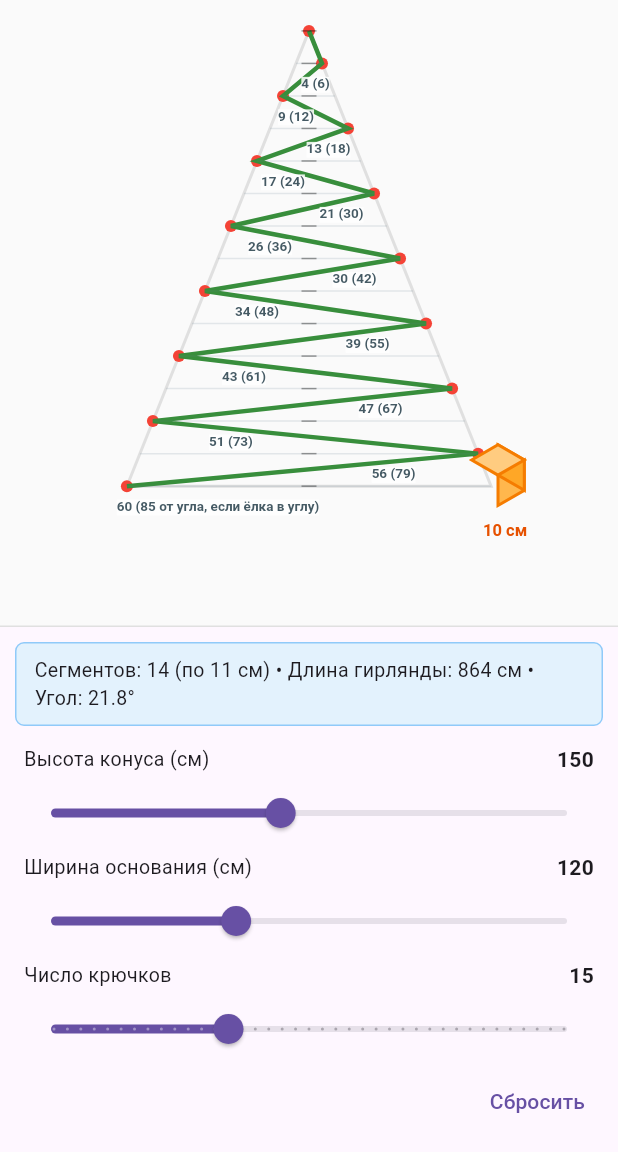
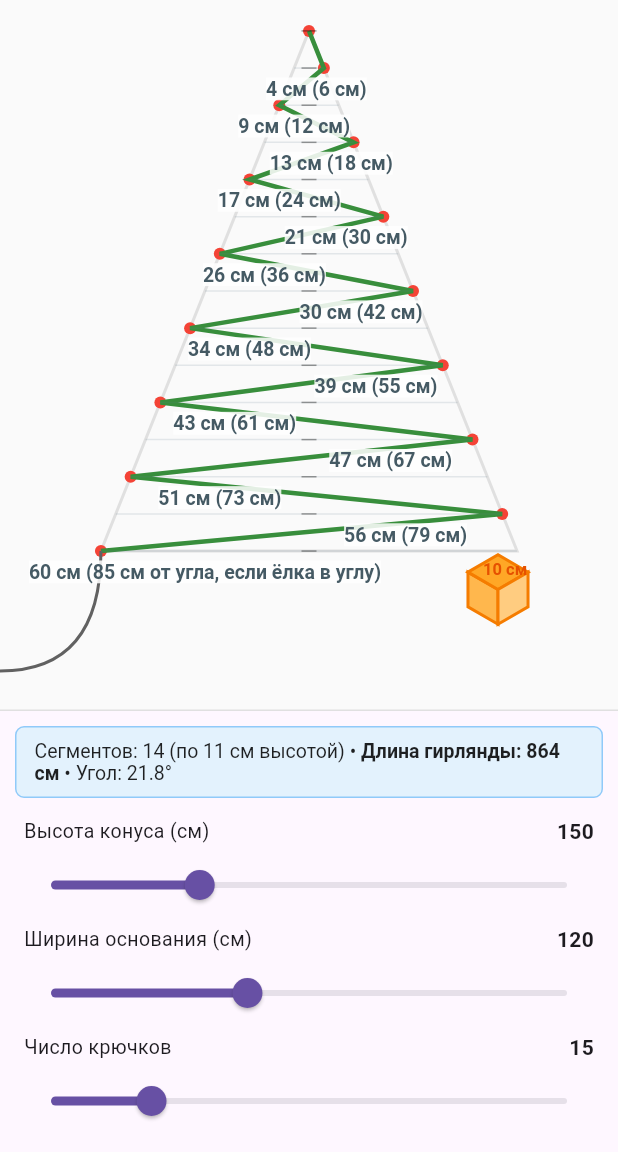
Before and after one commit to Nashev/corner_tree, a Flutter app: the screen it shows after launch, after a tap on the "flip" icon, on a phone screen of 412 x 824 dp, the part 84-1236 px from its top. Run offline on Flutter 3.47's test engine with Material 3 defaults, Android fonts, the phone set to English and light mode, and no system bars.

Commit message:
wire, design fix

```diff
--- a/lib/main.dart
+++ b/lib/main.dart
@@ -77,9 +77,9 @@ class CornerTreePageState extends State<CornerTreePage> {
                   // Controls
                   _buildNumberRow('Высота конуса (см)', (_height * 100).round().toString()),
                   Slider(
-                    min: 30,
-                    max: 300,
-                    divisions: 270,
+                    min: 10,
+                    max: 500,
+                    divisions: 490,
                     value: _height * 100,
                     label: '${(_height * 100).round()} см',
                     onChanged: (v) => setState(() => _height = v / 100),
@@ -87,9 +87,9 @@ class CornerTreePageState extends State<CornerTreePage> {
 
                   _buildNumberRow('Ширина основания (см)', (_baseWidth * 100).round().toString()),
                   Slider(
-                    min: 20,
+                    min: 10,
                     max: 300,
-                    divisions: 280,
+                    divisions: 290,
                     value: _baseWidth * 100,
                     label: '${(_baseWidth * 100).round()} см',
                     onChanged: (v) => setState(() => _baseWidth = v / 100),
@@ -98,28 +98,11 @@ class CornerTreePageState extends State<CornerTreePage> {
                   _buildNumberRow('Число крючков', '$_hooks'),
                   Slider(
                     min: 2,
-                    max: 40,
-                    divisions: 38,
+                    max: 70,
+                    divisions: 68,
                     value: _hooks.toDouble(),
                     label: '$_hooks',
                     onChanged: (v) => setState(() => _hooks = v.round()),
-                  ),
-
-                  Row(
-                    mainAxisAlignment: MainAxisAlignment.end,
-                    children: [
-                      TextButton(
-                        onPressed: () {
-                          setState(() {
-                            _height = 1.5;
-                            _baseWidth = 1.2;
-                            _hooks = 15;
-                            _mirrorTree = false;
-                          });
-                        },
-                        child: const Text('Сбросить'),
-                      ),
-                    ],
                   ),
                 ],
               ),
@@ -172,11 +155,18 @@ class CornerTreePageState extends State<CornerTreePage> {
         borderRadius: BorderRadius.circular(6),
         border: Border.all(color: Colors.blue.shade200),
       ),
-      child: Text(
-        'Сегментов: $segments (по $hCm см) • '
-        'Длина гирлянды: $totalLengthCm см • '
-        'Угол: ${coneAngle.toStringAsFixed(1)}°',
-        style: const TextStyle(fontSize: 13),
+      child: RichText(
+        text: TextSpan(
+          style: const TextStyle(fontSize: 13, color: Colors.black87),
+          children: [
+            TextSpan(text: 'Сегментов: $segments (по $hCm см высотой) • '),
+            TextSpan(
+              text: 'Длина гирлянды: $totalLengthCm см',
+              style: const TextStyle(fontWeight: FontWeight.bold),
+            ),
+            TextSpan(text: ' • Угол: ${coneAngle.toStringAsFixed(1)}°'),
+          ],
+        ),
       ),
     );
   }
@@ -203,20 +193,13 @@ class CornerTreePainter extends CustomPainter {
     final paintPoint = Paint()
       ..color = Colors.red
       ..style = PaintingStyle.fill;
+    final paintWire = Paint()
+      ..color = Colors.grey.shade700
+      ..strokeWidth = 2
+      ..style = PaintingStyle.stroke;
 
     // Конусная геометрия: вершина вверху, расширение книзу
     final int segments = hooks - 1; // сегментов на 1 меньше, чем крючков
-
-    if (segments < 1) {
-      final paintText = TextPainter(textDirection: TextDirection.ltr);
-      paintText.text = TextSpan(
-        text: 'Требуется минимум 2 крючка',
-        style: TextStyle(color: Colors.red.shade700, fontSize: 12, fontWeight: FontWeight.w500),
-      );
-      paintText.layout(maxWidth: size.width - 20);
-      paintText.paint(canvas, Offset(10, size.height / 2 - 10));
-      return;
-    }
 
     final double h = H / segments; // вертикальный шаг на один сегмент (м)
     final double rMax = baseWidth / 2; // радиус = половина ширины
@@ -272,6 +255,19 @@ class CornerTreePainter extends CustomPainter {
     }
     canvas.drawPath(garlandPath, paintLine);
 
+    // Рисуем провод, свисающий с нижнего крючка
+    final Offset lastHook = points[points.length - 1];
+    final double wireLength = 80; // пиксели
+    final double wireEndX = lastHook.dx < topCenter.dx
+        ? 0 // уходит влево за экран
+        : size.width; // уходит вправо за экран
+    final double wireEndY = lastHook.dy + wireLength;
+
+    final Path wirePath = Path();
+    wirePath.moveTo(lastHook.dx, lastHook.dy);
+    wirePath.quadraticBezierTo(lastHook.dx, wireEndY, wireEndX, wireEndY);
+    canvas.drawPath(wirePath, paintWire);
+
     // Рисуем горизонтальные линии уровней с подписями длин
     final levelPaint = Paint()
       ..color = Colors.blueGrey.withAlpha(40)
@@ -301,8 +297,8 @@ class CornerTreePainter extends CustomPainter {
       // Формируем текст подписи
       final bool isLastSegment = (i == segments - 1);
       final String labelText = isLastSegment
-          ? '$aCm ($cornerDistCm от угла, если ёлка в углу)'
-          : '$aCm ($cornerDistCm)';
+          ? '$aCm см ($cornerDistCm см от угла, если ёлка в углу)'
+          : '$aCm см ($cornerDistCm см)';
 
       // Позиция подписи - посередине между центром и крючком
       final double labelX = (topCenter.dx + hookPoint.dx) / 2;
@@ -341,9 +337,7 @@ class CornerTreePainter extends CustomPainter {
     // Углы: 30° для X и Z осей
     final double angle = 30 * pi / 180;
     final double xOffset = cubeSizePx * cos(angle);
-    final double yOffsetX = cubeSizePx * sin(angle);
-    final double zOffset = cubeSizePx * cos(angle);
-    final double yOffsetZ = cubeSizePx * sin(angle);
+    final double yOffset = cubeSizePx * sin(angle);
 
     final cubePaint = Paint()
       ..color = Colors.orange.shade300
@@ -354,26 +348,26 @@ class CornerTreePainter extends CustomPainter {
       ..strokeWidth = 2;
 
     // Определяем 8 вершин куба в изометрии
-    // Нижняя грань (ближняя)
-    final p1 = Offset(cubeX, cubeY); // нижняя передняя левая
-    final p2 = Offset(cubeX + xOffset, cubeY - yOffsetX); // нижняя передняя правая
-    final p3 = Offset(cubeX + xOffset - zOffset, cubeY - yOffsetX - yOffsetZ); // нижняя задняя правая
-    final p4 = Offset(cubeX - zOffset, cubeY - yOffsetZ); // нижняя задняя левая
+    // Нижняя грань (левая)
+    final p0 = Offset(cubeX, cubeY); // центр куба
+    final p1 = p0 + Offset(0, 2 * yOffset); // вниз, нижняя правая
+    final p2 = p0 + Offset(-xOffset, yOffset); // влево, нижняя левая
+    final p3 = p0 + Offset(-xOffset, -yOffset); // верхняя левая
 
     // Верхняя грань
-    final p5 = Offset(p1.dx, p1.dy - cubeSizePx); // верхняя передняя левая
-    final p6 = Offset(p2.dx, p2.dy - cubeSizePx); // верхняя передняя правая
-    final p7 = Offset(p3.dx, p3.dy - cubeSizePx); // верхняя задняя правая
-    final p8 = Offset(p4.dx, p4.dy - cubeSizePx); // верхняя задняя левая
+    final p4 = p0 + Offset(0, -2 * yOffset); // верхняя
+    final p5 = p0 + Offset(xOffset, -yOffset); // правая
+    // Нижняя правая грань
+    final p6 = p0 + Offset(xOffset, yOffset); //  правая нижняя
 
     // Рисуем три видимые грани
 
     // Передняя грань (светлая)
     final frontPath = Path();
-    frontPath.moveTo(p1.dx, p1.dy);
+    frontPath.moveTo(p0.dx, p0.dy);
+    frontPath.lineTo(p1.dx, p1.dy);
     frontPath.lineTo(p2.dx, p2.dy);
-    frontPath.lineTo(p6.dx, p6.dy);
-    frontPath.lineTo(p5.dx, p5.dy);
+    frontPath.lineTo(p3.dx, p3.dy);
     frontPath.close();
     canvas.drawPath(frontPath, cubePaint);
     canvas.drawPath(frontPath, cubeEdgePaint);
@@ -383,10 +377,10 @@ class CornerTreePainter extends CustomPainter {
       ..color = Colors.orange.shade400
       ..style = PaintingStyle.fill;
     final rightPath = Path();
-    rightPath.moveTo(p2.dx, p2.dy);
-    rightPath.lineTo(p3.dx, p3.dy);
-    rightPath.lineTo(p7.dx, p7.dy);
-    rightPath.lineTo(p6.dx, p6.dy);
+    rightPath.moveTo(p3.dx, p3.dy);
+    rightPath.lineTo(p4.dx, p4.dy);
+    rightPath.lineTo(p5.dx, p5.dy);
+    rightPath.lineTo(p0.dx, p0.dy);
     rightPath.close();
     canvas.drawPath(rightPath, rightPaint);
     canvas.drawPath(rightPath, cubeEdgePaint);
@@ -398,8 +392,8 @@ class CornerTreePainter extends CustomPainter {
     final topPath = Path();
     topPath.moveTo(p5.dx, p5.dy);
     topPath.lineTo(p6.dx, p6.dy);
-    topPath.lineTo(p7.dx, p7.dy);
-    topPath.lineTo(p8.dx, p8.dy);
+    topPath.lineTo(p1.dx, p1.dy);
+    topPath.lineTo(p0.dx, p0.dy);
     topPath.close();
     canvas.drawPath(topPath, topPaint);
     canvas.drawPath(topPath, cubeEdgePaint);
@@ -413,7 +407,7 @@ class CornerTreePainter extends CustomPainter {
       textDirection: TextDirection.ltr,
     );
     textPainter.layout();
-    textPainter.paint(canvas, Offset(cubeX - 10, cubeY + 10));
+    textPainter.paint(canvas, Offset(cubeX - 10, cubeY - 20));
   }
 
   void _drawLengthLabel(Canvas canvas, String text, Offset position, Color color) {
@@ -422,7 +416,7 @@ class CornerTreePainter extends CustomPainter {
         text: text,
         style: TextStyle(
           color: color,
-          fontSize: 9,
+          fontSize: 13,
           fontWeight: FontWeight.w600,
           backgroundColor: Colors.white.withAlpha(220),
         ),
```
